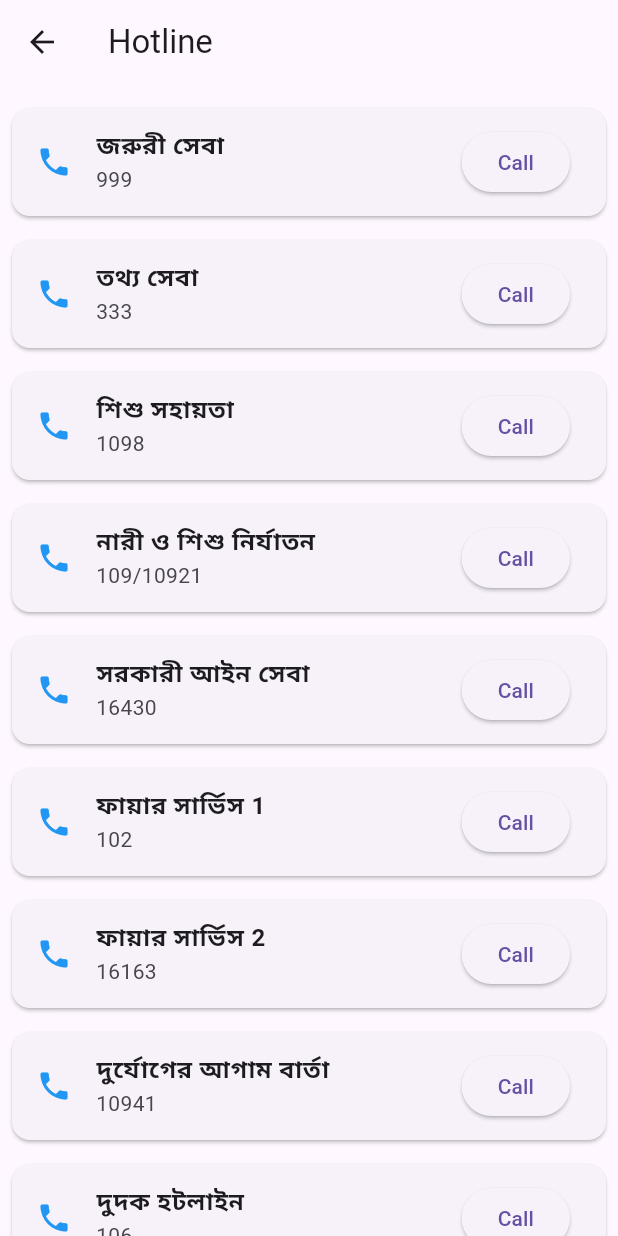
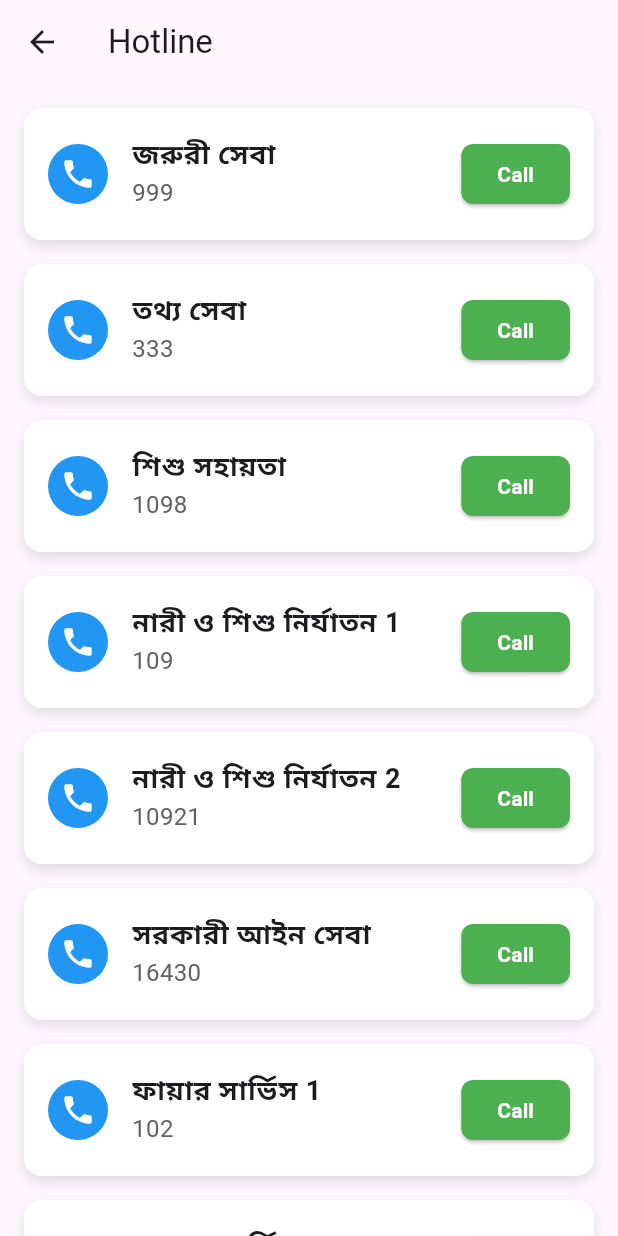
Before and after one commit to hasibul2hasan/shuborno, a Flutter app: the HotlinePage screen opened directly, on a phone screen of 412 x 824 dp. Run offline on Flutter 3.47's test engine with Material 3 defaults, Android fonts, the phone set to English and light mode, and no system bars.

Commit message:
Refactor HotlinePage layout and enhance hotline details display

```diff
--- a/lib/pages/hotline.dart
+++ b/lib/pages/hotline.dart
@@ -6,7 +6,8 @@ class HotlinePage extends StatelessWidget {
     {"title": "জরুরী সেবা", "number": "999"},
     {"title": "তথ্য সেবা", "number": "333"},
     {"title": "শিশু সহায়তা", "number": "1098"},
-    {"title": "নারী ও শিশু নির্যাতন", "number": "109/10921"},
+    {"title": "নারী ও শিশু নির্যাতন 1", "number": "109"},
+    {"title": "নারী ও শিশু নির্যাতন 2", "number": "10921"},
     {"title": "সরকারী আইন সেবা", "number": "16430"},
     {"title": "ফায়ার সার্ভিস 1", "number": "102"},
     {"title": "ফায়ার সার্ভিস 2", "number": "16163"},
@@ -33,19 +34,37 @@ class HotlinePage extends StatelessWidget {
         title: Text('Hotline'),
       ),
       body: ListView.builder(
-        padding: EdgeInsets.all(8.0),
+        padding: EdgeInsets.all(16.0),
         itemCount: hotlines.length,
         itemBuilder: (context, index) {
           final hotline = hotlines[index];
-          return Card(
-            margin: EdgeInsets.symmetric(vertical: 8.0),
+          return Container(
+            margin: EdgeInsets.only(bottom: 16.0),
+            decoration: BoxDecoration(
+              color: Colors.white,
+              borderRadius: BorderRadius.circular(12.0),
+              boxShadow: [
+                BoxShadow(
+                  color: Colors.grey.withOpacity(0.3),
+                  blurRadius: 8,
+                  offset: Offset(0, 4), // Shadow position
+                ),
+              ],
+            ),
             child: ListTile(
+              contentPadding: EdgeInsets.symmetric(vertical: 8.0, horizontal: 16.0),
               title: Text(
                 hotline['title']!,
-                style: TextStyle(fontWeight: FontWeight.bold),
+                style: TextStyle(fontWeight: FontWeight.bold, fontSize: 18),
               ),
-              subtitle: Text(hotline['number']!),
-              leading: Icon(Icons.phone, color: Colors.blue),
+              subtitle: Text(
+                hotline['number']!,
+                style: TextStyle(fontSize: 16, color: Colors.grey[700]),
+              ),
+              leading: CircleAvatar(
+                backgroundColor: Colors.blue,
+                child: Icon(Icons.phone, color: Colors.white),
+              ),
               trailing: ElevatedButton(
                 onPressed: () {
                   // Handle case where number might contain non-numeric characters
@@ -58,7 +77,16 @@ class HotlinePage extends StatelessWidget {
                     ));
                   }
                 },
-                child: Text('Call'),
+                style: ElevatedButton.styleFrom(
+                  shape: RoundedRectangleBorder(
+                    borderRadius: BorderRadius.circular(8.0),
+                  ),
+                  backgroundColor: Colors.green,
+                ),
+                child: Text(
+                  'Call',
+                  style: TextStyle(color: Colors.white, fontWeight: FontWeight.bold),
+                ),
               ),
             ),
           );
```
